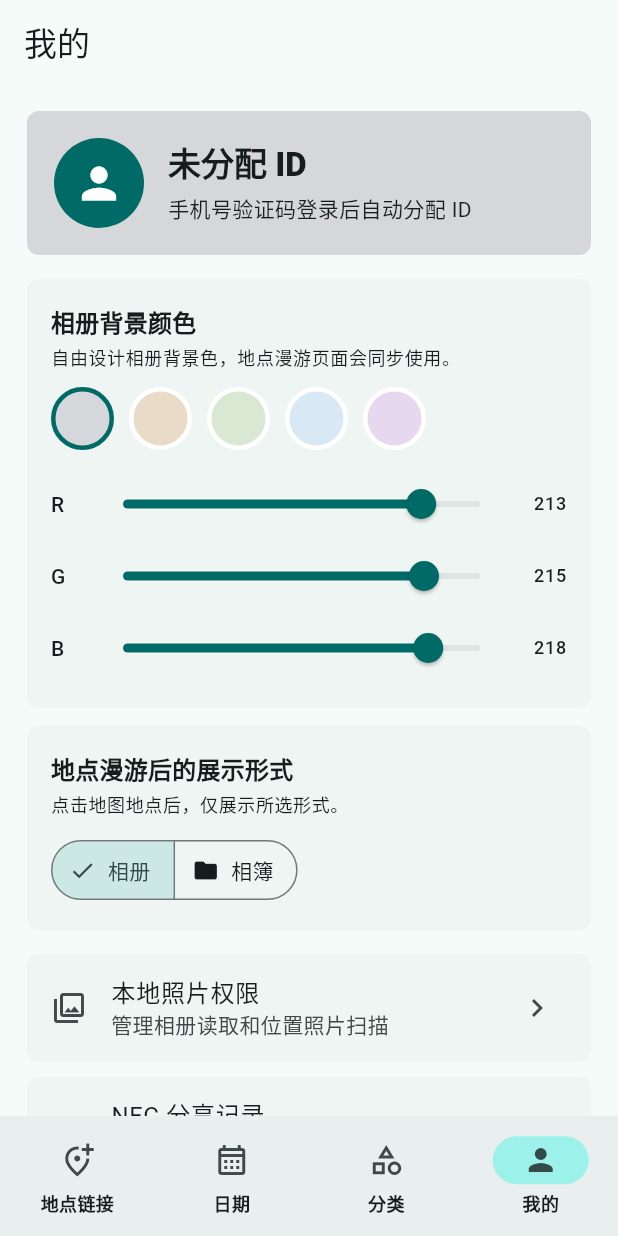
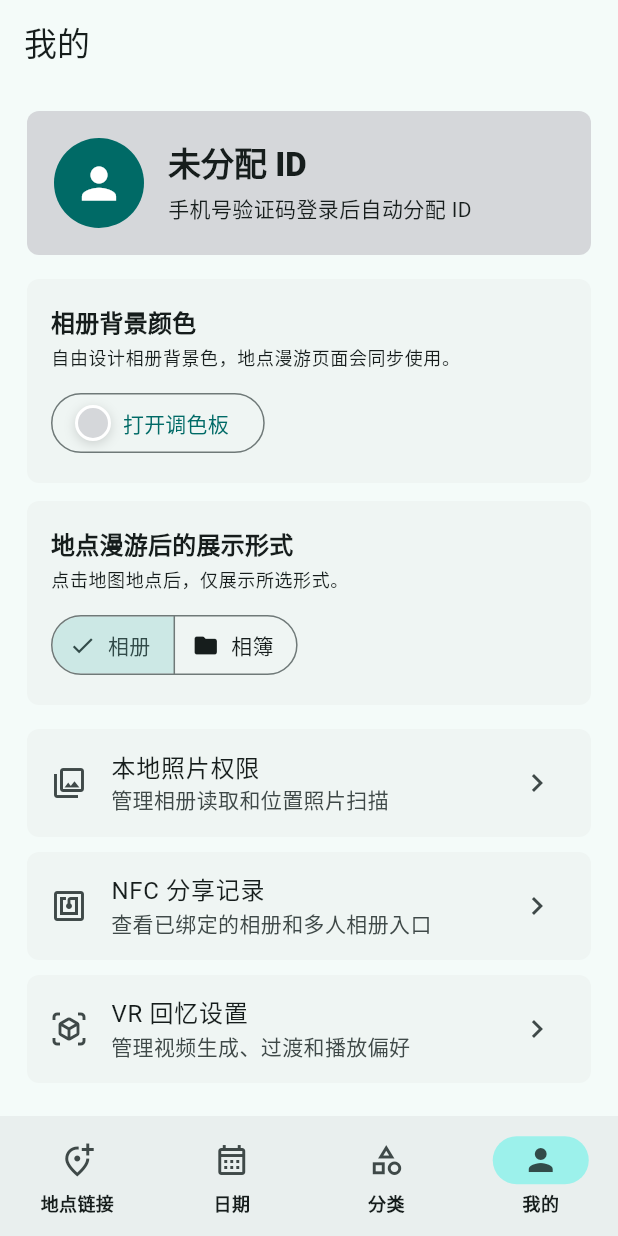
Before and after one commit to hyyqrzcjs09/-.22, a Flutter app: the ProfileScreen screen opened by its route, on a phone screen of 412 x 824 dp. Run offline on Flutter 3.47's test engine with Material 3 defaults, Android fonts, the phone set to English and light mode, and no system bars; our stand-ins replace dio, flutter_map, flutter_riverpod, go_router, latlong2; missing offline and left inert: photo_manager.

Commit message:
Update login title and profile color palette

```diff
--- a/lib/features/auth/presentation/login_screen.dart
+++ b/lib/features/auth/presentation/login_screen.dart
@@ -52,7 +52,7 @@ class _LoginScreenState extends ConsumerState<LoginScreen> {
                 padding: const EdgeInsets.all(22),
                 children: [
                   Text(
-                    '账号登录',
+                    '登录',
                     style: Theme.of(context).textTheme.headlineLarge?.copyWith(
                           fontWeight: FontWeight.w900,
                         ),
--- a/lib/features/profile/presentation/profile_screen.dart
+++ b/lib/features/profile/presentation/profile_screen.dart
@@ -63,7 +63,9 @@ class ProfileScreen extends ConsumerWidget {
           _SettingsPanel(
             title: '相册背景颜色',
             subtitle: '自由设计相册背景色，地点漫游页面会同步使用。',
-            child: AlbumColorPicker(selected: settings.albumBackgroundColor),
+            child: _AlbumColorPaletteLauncher(
+              selected: settings.albumBackgroundColor,
+            ),
           ),
           const SizedBox(height: 12),
           _SettingsPanel(
@@ -90,6 +92,58 @@ class ProfileScreen extends ConsumerWidget {
           ),
         ],
       ),
+    );
+  }
+}
+
+class _AlbumColorPaletteLauncher extends StatelessWidget {
+  const _AlbumColorPaletteLauncher({required this.selected});
+
+  final Color selected;
+
+  @override
+  Widget build(BuildContext context) {
+    return Tooltip(
+      message: '打开调色板',
+      child: OutlinedButton.icon(
+        onPressed: () => _openPalette(context),
+        icon: DecoratedBox(
+          decoration: BoxDecoration(
+            color: selected,
+            shape: BoxShape.circle,
+            border: Border.all(color: Colors.white, width: 2),
+            boxShadow: const [
+              BoxShadow(
+                blurRadius: 6,
+                color: Color(0x26000000),
+                offset: Offset(0, 2),
+              ),
+            ],
+          ),
+          child: const SizedBox(width: 24, height: 24),
+        ),
+        label: const Text('打开调色板'),
+      ),
+    );
+  }
+
+  void _openPalette(BuildContext context) {
+    showDialog<void>(
+      context: context,
+      builder: (context) {
+        return AlertDialog(
+          title: const Text('相册背景调色板'),
+          content: SingleChildScrollView(
+            child: AlbumColorPicker(selected: selected),
+          ),
+          actions: [
+            TextButton(
+              onPressed: () => Navigator.of(context).pop(),
+              child: const Text('完成'),
+            ),
+          ],
+        );
+      },
     );
   }
 }
```
Also changed, not shown: 2 other files.
